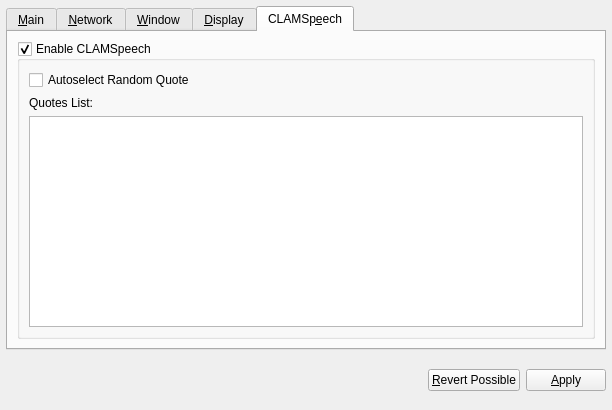
First picture: the form in src/qt/forms/optionsdialog.ui, repository Crazyhead90/Linda, before the edit.
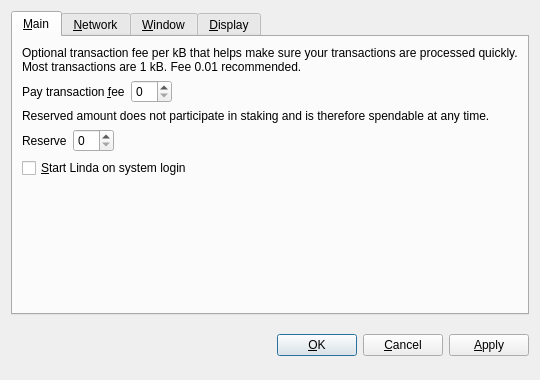
Second picture: the form after the edit. The open tabs and pages were chosen to show the change. Custom widgets are drawn as their Qt base class.

Patch:
```diff
--- a/src/qt/forms/optionsdialog.ui
+++ b/src/qt/forms/optionsdialog.ui
@@ -6,23 +6,11 @@
    <rect>
     <x>0</x>
     <y>0</y>
-    <width>612</width>
-    <height>410</height>
+    <width>540</width>
+    <height>380</height>
    </rect>
   </property>
   <layout class="QVBoxLayout" name="verticalLayout">
-   <property name="leftMargin">
-    <number>6</number>
-   </property>
-   <property name="topMargin">
-    <number>6</number>
-   </property>
-   <property name="rightMargin">
-    <number>6</number>
-   </property>
-   <property name="bottomMargin">
-    <number>6</number>
-   </property>
    <item>
     <widget class="QTabWidget" name="tabWidget">
      <property name="tabPosition">
@@ -31,9 +19,6 @@
      <property name="currentIndex">
       <number>0</number>
      </property>
-     <property name="elideMode">
-      <enum>Qt::ElideNone</enum>
-     </property>
      <widget class="QWidget" name="tabMain">
       <attribute name="title">
        <string>&amp;Main</string>
@@ -137,7 +122,7 @@
           <string>Automatically start Clam after logging in to the system.</string>
          </property>
          <property name="text">
-          <string>&amp;Start Clam on system login</string>
+          <string>&amp;Start Linda on system login</string>
          </property>
         </widget>
        </item>
@@ -420,49 +405,6 @@
        </item>
       </layout>
      </widget>
-     <widget class="QWidget" name="tabSpeech">
-      <attribute name="title">
-       <string>CLAMSp&amp;eech</string>
-      </attribute>
-      <layout class="QGridLayout" name="gridLayout_3">
-       <item row="0" column="0">
-        <widget class="QGroupBox" name="clamSpeechGroupbox">
-         <property name="title">
-          <string>Enable CLAMSpeech</string>
-         </property>
-         <property name="checkable">
-          <bool>true</bool>
-         </property>
-         <property name="checked">
-          <bool>true</bool>
-         </property>
-         <layout class="QGridLayout" name="gridLayout_2">
-          <item row="1" column="0">
-           <widget class="QLabel" name="label">
-            <property name="text">
-             <string>Quotes List:</string>
-            </property>
-           </widget>
-          </item>
-          <item row="2" column="0">
-           <widget class="QPlainTextEdit" name="clamSpeechEditbox">
-            <property name="lineWrapMode">
-             <enum>QPlainTextEdit::NoWrap</enum>
-            </property>
-           </widget>
-          </item>
-          <item row="0" column="0">
-           <widget class="QCheckBox" name="clamSpeechRandomCheckbox">
-            <property name="text">
-             <string>Autoselect Random Quote</string>
-            </property>
-           </widget>
-          </item>
-         </layout>
-        </widget>
-       </item>
-      </layout>
-     </widget>
     </widget>
    </item>
    <item>
@@ -499,10 +441,30 @@
        </property>
       </widget>
      </item>
+     <item>
+      <spacer name="horizontalSpacer_2">
+       <property name="orientation">
+        <enum>Qt::Horizontal</enum>
+       </property>
+       <property name="sizeHint" stdset="0">
+        <size>
+         <width>40</width>
+         <height>48</height>
+        </size>
+       </property>
+      </spacer>
+     </item>
+     <item>
+      <widget class="QPushButton" name="okButton">
+       <property name="text">
+        <string>&amp;OK</string>
+       </property>
+      </widget>
+     </item>
      <item>
       <widget class="QPushButton" name="cancelButton">
        <property name="text">
-        <string>&amp;Revert Possible</string>
+        <string>&amp;Cancel</string>
        </property>
        <property name="autoDefault">
         <bool>false</bool>
@@ -524,14 +486,9 @@
   </layout>
  </widget>
  <customwidgets>
-  <customwidget>
-   <class>QValidatedLineEdit</class>
-   <extends>QLineEdit</extends>
-   <header>qvalidatedlineedit.h</header>
-  </customwidget>
   <customwidget>
    <class>BitcoinAmountField</class>
-   <extends>QLineEdit</extends>
+   <extends>QSpinBox</extends>
    <header>bitcoinamountfield.h</header>
    <container>1</container>
   </customwidget>
@@ -540,6 +497,11 @@
    <extends>QComboBox</extends>
    <header>qvaluecombobox.h</header>
   </customwidget>
+  <customwidget>
+   <class>QValidatedLineEdit</class>
+   <extends>QLineEdit</extends>
+   <header>qvalidatedlineedit.h</header>
+  </customwidget>
  </customwidgets>
  <resources/>
  <connections/>
```
Left out of the diff: 39 changed lines with no effect on the pictures.
